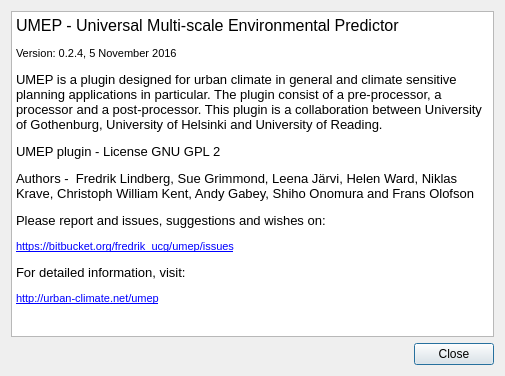
UMEP-dev/UMEP, file UMEP_about.ui: the form before one commit.
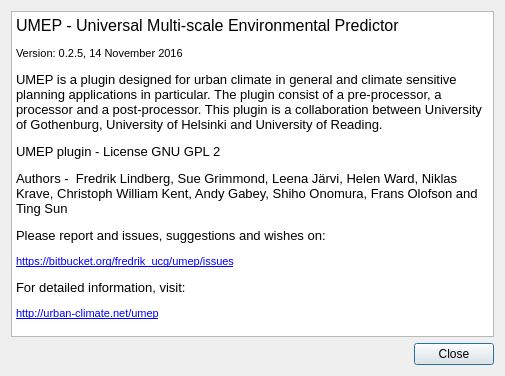
The form after the commit.

Commit message: Version 0.2.5: Fixed a blocking bug where python dependencies stopped the plugin to start.

Patch:
```diff
--- a/UMEP_about.ui
+++ b/UMEP_about.ui
@@ -31,10 +31,10 @@
 p, li { white-space: pre-wrap; }
 &lt;/style&gt;&lt;/head&gt;&lt;body style=&quot; font-family:'MS Shell Dlg 2'; font-size:8.25pt; font-weight:400; font-style:normal;&quot;&gt;
 &lt;p style=&quot; margin-top:0px; margin-bottom:0px; margin-left:0px; margin-right:0px; -qt-block-indent:0; text-indent:0px;&quot;&gt;&lt;span style=&quot; font-size:12pt;&quot;&gt;UMEP - Universal Multi-scale Environmental Predictor &lt;/span&gt;&lt;/p&gt;
-&lt;p style=&quot; margin-top:12px; margin-bottom:12px; margin-left:0px; margin-right:0px; -qt-block-indent:0; text-indent:0px;&quot;&gt;&lt;span style=&quot; font-size:8pt;&quot;&gt;Version: 0.2.4, 5 November 2016&lt;/span&gt;&lt;/p&gt;
+&lt;p style=&quot; margin-top:12px; margin-bottom:12px; margin-left:0px; margin-right:0px; -qt-block-indent:0; text-indent:0px;&quot;&gt;&lt;span style=&quot; font-size:8pt;&quot;&gt;Version: 0.2.5, 14 November 2016&lt;/span&gt;&lt;/p&gt;
 &lt;p style=&quot; margin-top:12px; margin-bottom:12px; margin-left:0px; margin-right:0px; -qt-block-indent:0; text-indent:0px;&quot;&gt;&lt;span style=&quot; font-size:10pt;&quot;&gt;UMEP is a plugin designed for urban climate in general and climate sensitive planning applications in particular. The plugin consist of a pre-processor, a processor and a post-processor. This plugin is a collaboration between University of Gothenburg, University of Helsinki and University of Reading.&lt;/span&gt;&lt;/p&gt;
 &lt;p style=&quot; margin-top:12px; margin-bottom:12px; margin-left:0px; margin-right:0px; -qt-block-indent:0; text-indent:0px;&quot;&gt;&lt;span style=&quot; font-size:10pt;&quot;&gt;UMEP plugin - License GNU GPL 2&lt;/span&gt;&lt;/p&gt;
-&lt;p style=&quot; margin-top:12px; margin-bottom:12px; margin-left:0px; margin-right:0px; -qt-block-indent:0; text-indent:0px;&quot;&gt;&lt;span style=&quot; font-size:10pt;&quot;&gt;Authors -  Fredrik Lindberg, Sue Grimmond, Leena Järvi, Helen Ward, Niklas Krave, Christoph William Kent, Andy Gabey, Shiho Onomura and Frans Olofson&lt;/span&gt;&lt;/p&gt;
+&lt;p style=&quot; margin-top:12px; margin-bottom:12px; margin-left:0px; margin-right:0px; -qt-block-indent:0; text-indent:0px;&quot;&gt;&lt;span style=&quot; font-size:10pt;&quot;&gt;Authors -  Fredrik Lindberg, Sue Grimmond, Leena Järvi, Helen Ward, Niklas Krave, Christoph William Kent, Andy Gabey, Shiho Onomura, Frans Olofson and Ting Sun&lt;/span&gt;&lt;/p&gt;
 &lt;p style=&quot; margin-top:12px; margin-bottom:12px; margin-left:0px; margin-right:0px; -qt-block-indent:0; text-indent:0px;&quot;&gt;&lt;span style=&quot; font-size:10pt;&quot;&gt;Please report and issues, suggestions and wishes on:&lt;/span&gt;&lt;/p&gt;
 &lt;p style=&quot; margin-top:12px; margin-bottom:12px; margin-left:0px; margin-right:0px; -qt-block-indent:0; text-indent:0px;&quot;&gt;&lt;a href=&quot;https://bitbucket.org/fredrik_ucg/umep/issues&quot;&gt;&lt;span style=&quot; font-size:8pt; text-decoration: underline; color:#0000ff;&quot;&gt;https://bitbucket.org/fredrik_ucg/umep/issues&lt;/span&gt;&lt;/a&gt;&lt;/p&gt;
 &lt;p style=&quot; margin-top:12px; margin-bottom:12px; margin-left:0px; margin-right:0px; -qt-block-indent:0; text-indent:0px;&quot;&gt;&lt;span style=&quot; font-size:10pt;&quot;&gt;For detailed information, visit:&lt;/span&gt;&lt;/p&gt;
```
The commit also changes 8 other files.
